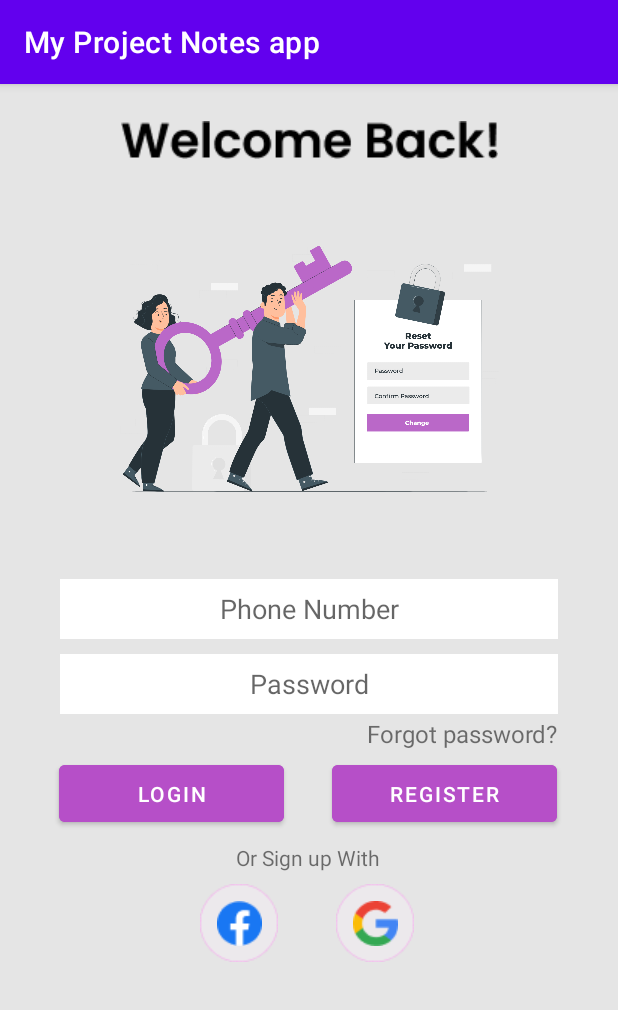
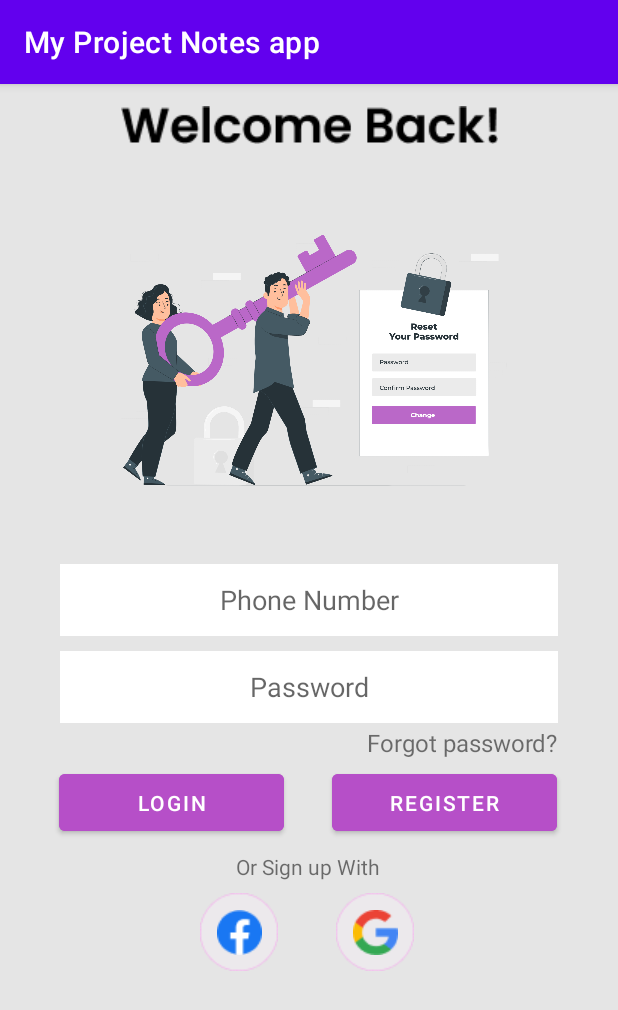
Before and after one commit to MaryHar/NotesAppMary, an Android app: the LoginFragment screen opened through its navigation route, on a phone screen of 412 x 824 dp. Shown: the top 1010 px of the screen. Run offline under Robolectric (Android 15) with nearby library versions, the phone set to English and light mode, and no system bars.

Commit message:
Add login page

```diff
--- a/app/src/main/java/com/example/myprojectnotesapp/ui/SplashAndIntroScreen/RegisterOrLogin/LoginFragment.kt
+++ b/app/src/main/java/com/example/myprojectnotesapp/ui/SplashAndIntroScreen/RegisterOrLogin/LoginFragment.kt
@@ -5,30 +5,12 @@ import androidx.fragment.app.Fragment
 import android.view.LayoutInflater
 import android.view.View
 import android.view.ViewGroup
+import android.widget.Button
+import android.widget.TextView
+import androidx.navigation.fragment.findNavController
 import com.example.myprojectnotesapp.R
 
-// TODO: Rename parameter arguments, choose names that match
-// the fragment initialization parameters, e.g. ARG_ITEM_NUMBER
-private const val ARG_PARAM1 = "param1"
-private const val ARG_PARAM2 = "param2"
-
-/**
- * A simple [Fragment] subclass.
- * Use the [LoginFragment.newInstance] factory method to
- * create an instance of this fragment.
- */
 class LoginFragment : Fragment() {
-    // TODO: Rename and change types of parameters
-    private var param1: String? = null
-    private var param2: String? = null
-
-    override fun onCreate(savedInstanceState: Bundle?) {
-        super.onCreate(savedInstanceState)
-        arguments?.let {
-            param1 = it.getString(ARG_PARAM1)
-            param2 = it.getString(ARG_PARAM2)
-        }
-    }
 
     override fun onCreateView(
         inflater: LayoutInflater, container: ViewGroup?,
@@ -36,25 +18,14 @@ class LoginFragment : Fragment() {
     ): View? {
         // Inflate the layout for this fragment
         return inflater.inflate(R.layout.fragment_login, container, false)
+
     }
+    override fun onViewCreated(view: View, savedInstanceState: Bundle?) {
+        super.onViewCreated(view, savedInstanceState)
 
-    companion object {
-        /**
-         * Use this factory method to create a new instance of
-         * this fragment using the provided parameters.
-         *
-         * @param param1 Parameter 1.
-         * @param param2 Parameter 2.
-         * @return A new instance of fragment LoginFragment.
-         */
-        // TODO: Rename and change types and number of parameters
-        @JvmStatic
-        fun newInstance(param1: String, param2: String) =
-            LoginFragment().apply {
-                arguments = Bundle().apply {
-                    putString(ARG_PARAM1, param1)
-                    putString(ARG_PARAM2, param2)
-                }
-            }
+        val btnRegister = view.findViewById<Button>(R.id.buttonRegister)
+        btnRegister.setOnClickListener {
+            findNavController().navigate(R.id.action_loginFragment_to_registerFragment)
+        }
     }
 }
--- a/app/src/main/res/layout/fragment_login.xml
+++ b/app/src/main/res/layout/fragment_login.xml
@@ -12,8 +12,8 @@
         android:id="@+id/imageView"
         android:layout_width="280dp"
         android:layout_height="280dp"
-        android:layout_marginTop="50dp"
-        android:src="@drawable/login"
+        android:layout_marginTop="40dp"
+        android:src="@drawable/loginn"
         app:layout_constraintEnd_toEndOf="parent"
         app:layout_constraintStart_toStartOf="parent"
         app:layout_constraintTop_toTopOf="parent" />
@@ -58,7 +58,7 @@
     <EditText
         android:id="@+id/editTextPassword"
         android:layout_width="match_parent"
-        android:layout_height="40dp"
+        android:layout_height="48dp"
         android:layout_marginLeft="40sp"
         android:layout_marginTop="10dp"
         android:layout_marginRight="40sp"
@@ -74,7 +74,7 @@
     <EditText
         android:id="@+id/editTextPhone"
         android:layout_width="match_parent"
-        android:layout_height="40dp"
+        android:layout_height="48dp"
         android:layout_marginLeft="40sp"
         android:layout_marginRight="40sp"
         android:background="@color/white"
```
Also changed, not shown: app/src/main/res/layout/fragment_register.xml (+6 -5 lines), app/src/main/res/drawable-v24/loginn.png (added).
